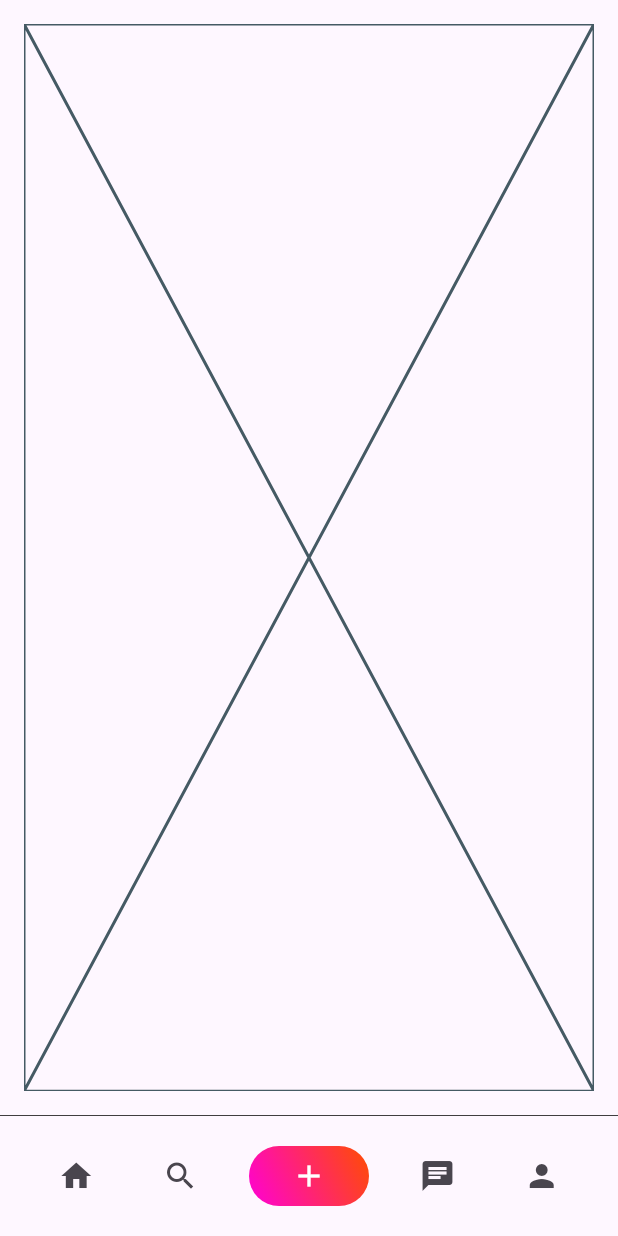
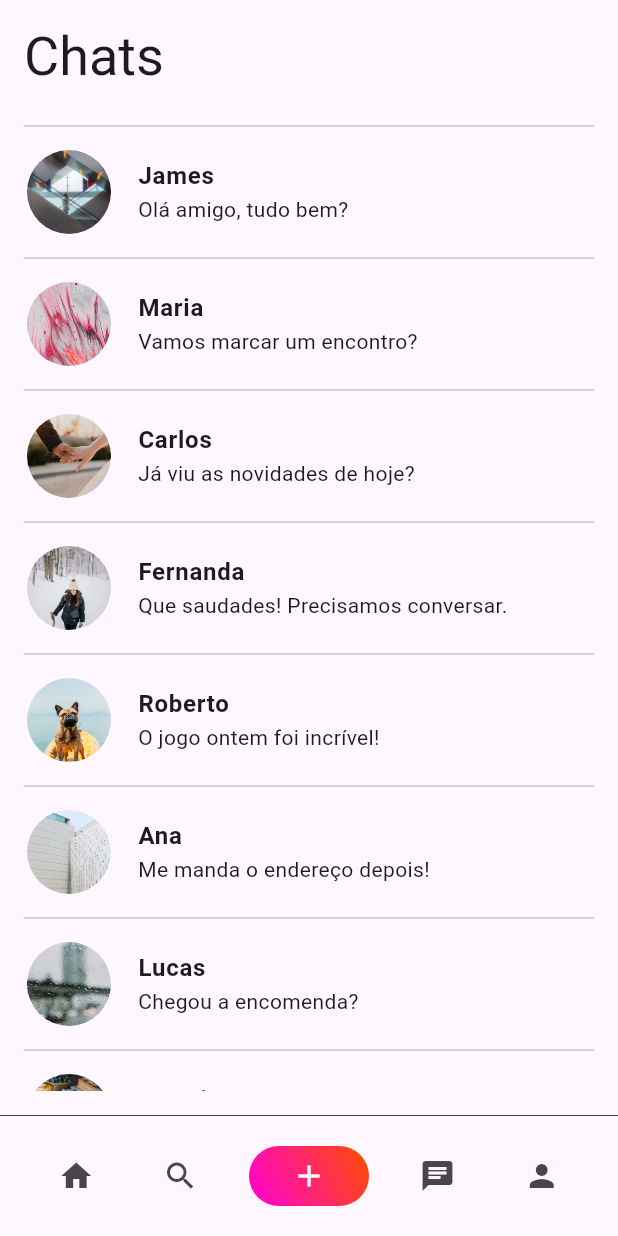
Before and after one commit to MateusLucasDaSilva/social_app, a Flutter app: the screen it shows after launch, swiped to page 3, on a phone screen of 412 x 824 dp. Run offline on Flutter 3.47's test engine with Material 3 defaults, Android fonts, the phone set to English and light mode, and no system bars.

Commit message:
chat page finish

```diff
--- /dev/null
+++ b/lib/app/core/utils/constants/mocks.dart
@@ -0,0 +1,17 @@
+import 'package:social_app/app/core/utils/constants/app_images.dart';
+import 'package:social_app/app/domain/entities/chat_entity.dart';
+
+class Mocks {
+  static List<ChatEntity> chats = [
+    ChatEntity(imgAsset: AppImages.post1, username: 'James', lastMessage: 'Olá amigo, tudo bem?'),
+    ChatEntity(imgAsset: AppImages.post2, username: 'Maria', lastMessage: 'Vamos marcar um encontro?'),
+    ChatEntity(imgAsset: AppImages.post3, username: 'Carlos', lastMessage: 'Já viu as novidades de hoje?'),
+    ChatEntity(imgAsset: AppImages.post4, username: 'Fernanda', lastMessage: 'Que saudades! Precisamos conversar.'),
+    ChatEntity(imgAsset: AppImages.post5, username: 'Roberto', lastMessage: 'O jogo ontem foi incrível!'),
+    ChatEntity(imgAsset: AppImages.post6, username: 'Ana', lastMessage: 'Me manda o endereço depois!'),
+    ChatEntity(imgAsset: AppImages.post7, username: 'Lucas', lastMessage: 'Chegou a encomenda?'),
+    ChatEntity(imgAsset: AppImages.post8, username: 'Beatriz', lastMessage: 'A festa estava maravilhosa!'),
+    ChatEntity(imgAsset: AppImages.post9, username: 'Eduardo', lastMessage: 'Te envio os arquivos mais tarde.'),
+    ChatEntity(imgAsset: AppImages.post10, username: 'Camila', lastMessage: 'Quando vamos sair novamente?'),
+  ];
+}
--- /dev/null
+++ b/lib/app/domain/entities/chat_entity.dart
@@ -0,0 +1,12 @@
+// ignore_for_file: public_member_api_docs, sort_constructors_first
+
+class ChatEntity {
+  final String imgAsset;
+  final String username;
+  final String lastMessage;
+  ChatEntity({
+    required this.imgAsset,
+    required this.username,
+    required this.lastMessage,
+  });
+}
--- /dev/null
+++ b/lib/app/presentation/pages/chats/chats_page.dart
@@ -0,0 +1,65 @@
+import 'package:flutter/material.dart';
+import 'package:social_app/app/core/utils/constants/app_size.dart';
+import 'package:social_app/app/core/utils/constants/mocks.dart';
+import 'package:social_app/app/core/utils/widgets/title_text_widget.dart';
+
+class ChatsPage extends StatelessWidget {
+  const ChatsPage({super.key});
+
+  @override
+  Widget build(BuildContext context) {
+    return SingleChildScrollView(
+      child: Column(
+        crossAxisAlignment: CrossAxisAlignment.start,
+        children: [
+          SizedBox(
+            height: MediaQuery.of(context).padding.top,
+          ),
+          TitleTextWidget(text: 'Chats'),
+          SizedBox(
+            height: AppSize.padding,
+          ),
+          Divider(),
+          ListView.separated(
+            separatorBuilder: (context, index) => Divider(),
+            itemCount: Mocks.chats.length,
+            padding: EdgeInsets.zero,
+            shrinkWrap: true,
+            physics: NeverScrollableScrollPhysics(),
+            itemBuilder: (context, index) {
+              final chat = Mocks.chats[index];
+              return ListTile(
+                contentPadding: EdgeInsets.zero,
+                leading: Container(
+                  height: 60,
+                  width: 60,
+                  decoration: BoxDecoration(
+                    shape: BoxShape.circle,
+                    image: DecorationImage(
+                      fit: BoxFit.cover,
+                      image: AssetImage(
+                        chat.imgAsset,
+                      ),
+                    ),
+                  ),
+                ),
+                title: Text(
+                  chat.username,
+                  style: Theme.of(context).textTheme.bodyLarge?.copyWith(
+                        fontWeight: FontWeight.w600,
+                      ),
+                ),
+                subtitle: Text(
+                  chat.lastMessage,
+                  style: Theme.of(context).textTheme.bodyMedium?.copyWith(
+                        fontWeight: FontWeight.w400,
+                      ),
+                ),
+              );
+            },
+          ),
+        ],
+      ),
+    );
+  }
+}
--- a/lib/app/presentation/pages/home/home_page.dart
+++ b/lib/app/presentation/pages/home/home_page.dart
@@ -1,5 +1,6 @@
 import 'package:flutter/material.dart';
 import 'package:social_app/app/core/utils/constants/app_size.dart';
+import 'package:social_app/app/presentation/pages/chats/chats_page.dart';
 import 'package:social_app/app/presentation/pages/home/controller/home_controller.dart';
 import 'package:social_app/app/presentation/pages/home/widgets/bottom_home_widget.dart';
 import 'package:social_app/app/presentation/pages/home/widgets/home_widget.dart';
@@ -30,7 +31,7 @@ class _HomePageState extends State<HomePage> {
             children: [
               HomeWidget(),
               SearchPage(),
-              Placeholder(),
+              ChatsPage(),
               Placeholder(),
             ],
           ),
```
